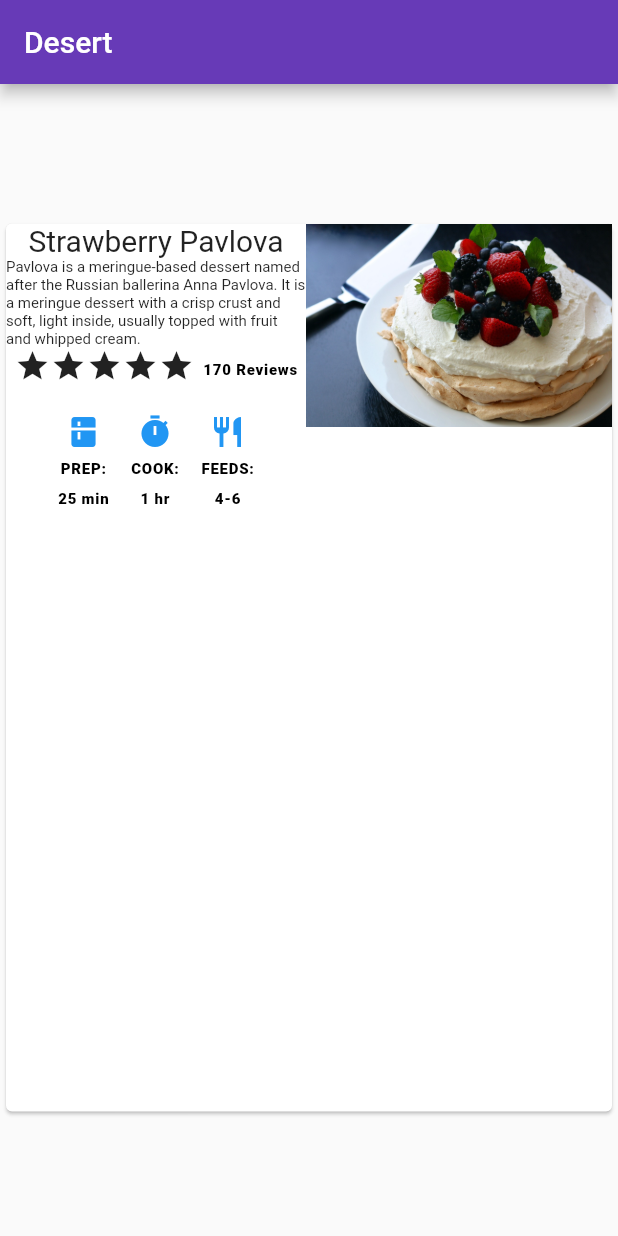
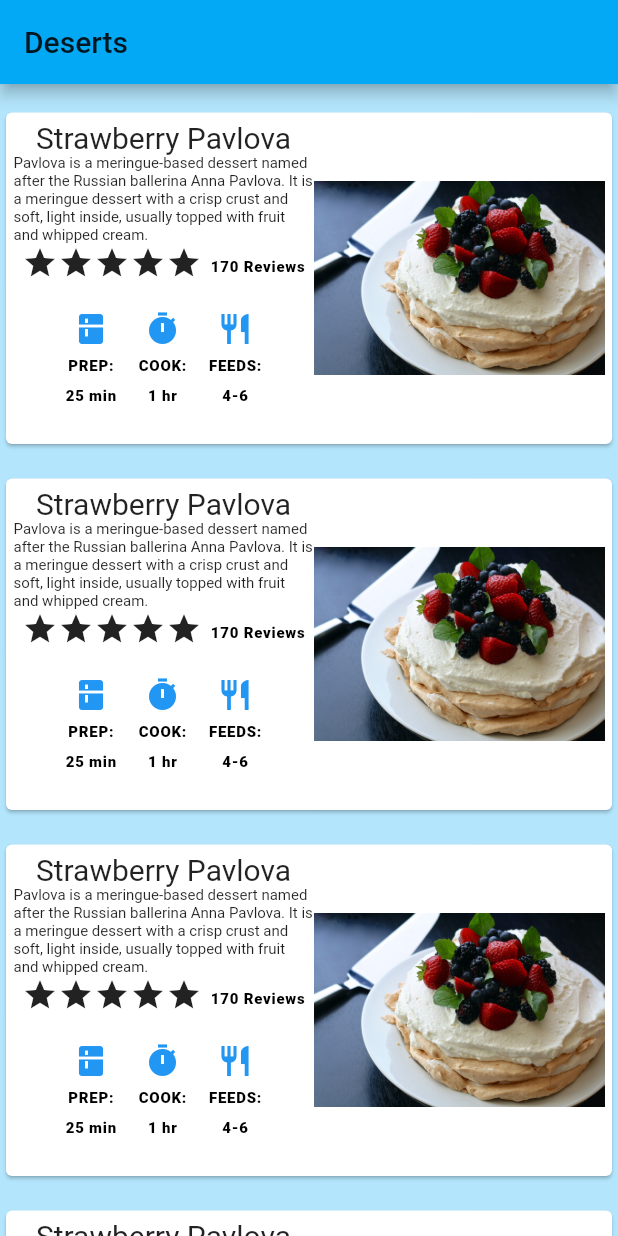
Before and after one commit to Anuraag93/Cooking_Recipe_Template, a Flutter app: the screen it shows after launch, on a phone screen of 412 x 824 dp. Run offline on Flutter 3.47's test engine with Material 2 defaults, Android fonts, the phone set to English and light mode, and no system bars.

Commit message:
Adding multiple cards via List View

```diff
--- a/lib/main.dart
+++ b/lib/main.dart
@@ -83,36 +83,47 @@ class MyApp extends StatelessWidget {
             style: descTextStyle, child: instructionContainer)
       ],
     ));
-
-    return MaterialApp(
-      title: 'Recipe Template',
-      theme: ThemeData(
-        primarySwatch: Colors.deepPurple,
-      ),
-      home: Scaffold(
-        appBar: AppBar(
-          title: Text('Desert'),
-        ),
-        body: Center(
+    Container buildCardContainer() {
+    return Container(
+      margin: EdgeInsets.fromLTRB(0.0, 15.0, 0.0, 0.0),
+      child: Card(
         child: Container(
-            margin: EdgeInsets.fromLTRB(0.0, 40.0, 0.0, 30.0),
-            height: 600.0,
-            child: Card(
+          padding: EdgeInsets.all(5.0),
       child: Row(
-                crossAxisAlignment: CrossAxisAlignment.start,
+          crossAxisAlignment: CrossAxisAlignment.center,
           children: <Widget>[
             Container(
               width: 200.0,
               child: leftContainer,
             ),
             Expanded(
-                    child: Image.asset('images/pavlova.jpg',),
+              child: Image.asset(
+                'images/pavlova.jpg',
+              ),
             )
           ],
         ),
+      ),)
+    );
+    }
+    return MaterialApp(
+      title: 'Recipe Template',
+      theme: ThemeData(
+        primarySwatch: Colors.lightBlue,
+        scaffoldBackgroundColor: Colors.lightBlue[100],
       ),
+      home: Scaffold(
+        appBar: AppBar(
+          title: Text('Deserts'),
         ),
-        ),
+        body:ListView(
+    children: [
+      buildCardContainer(),
+      buildCardContainer(),
+      buildCardContainer(),
+      buildCardContainer(),
+      buildCardContainer(),
+    ])
       ),
     );
   }
```
Lines whose indentation alone changed are shown as unchanged.
